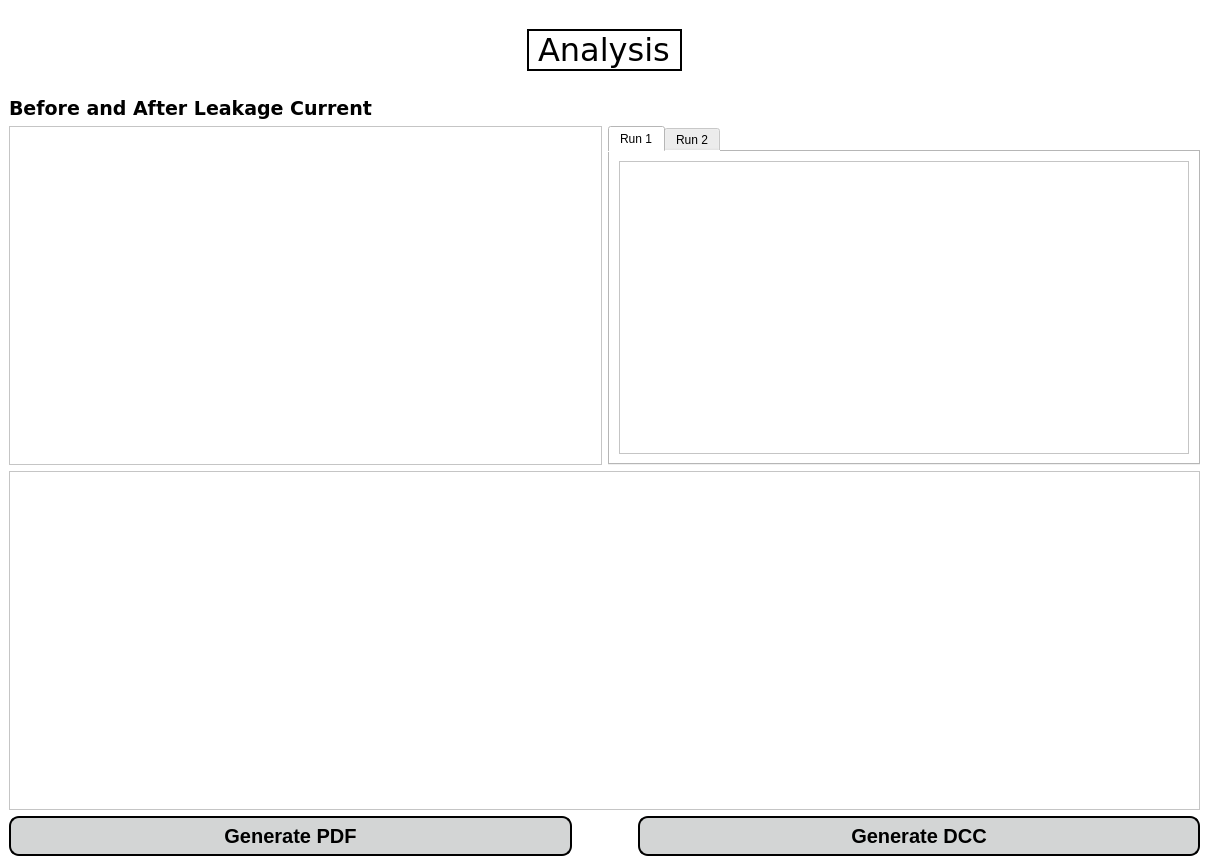
The window that app/gui/analyse_page.ui (JasonLaux/DC-Boxjelly) describes before a commit, drawn with Qt 5.
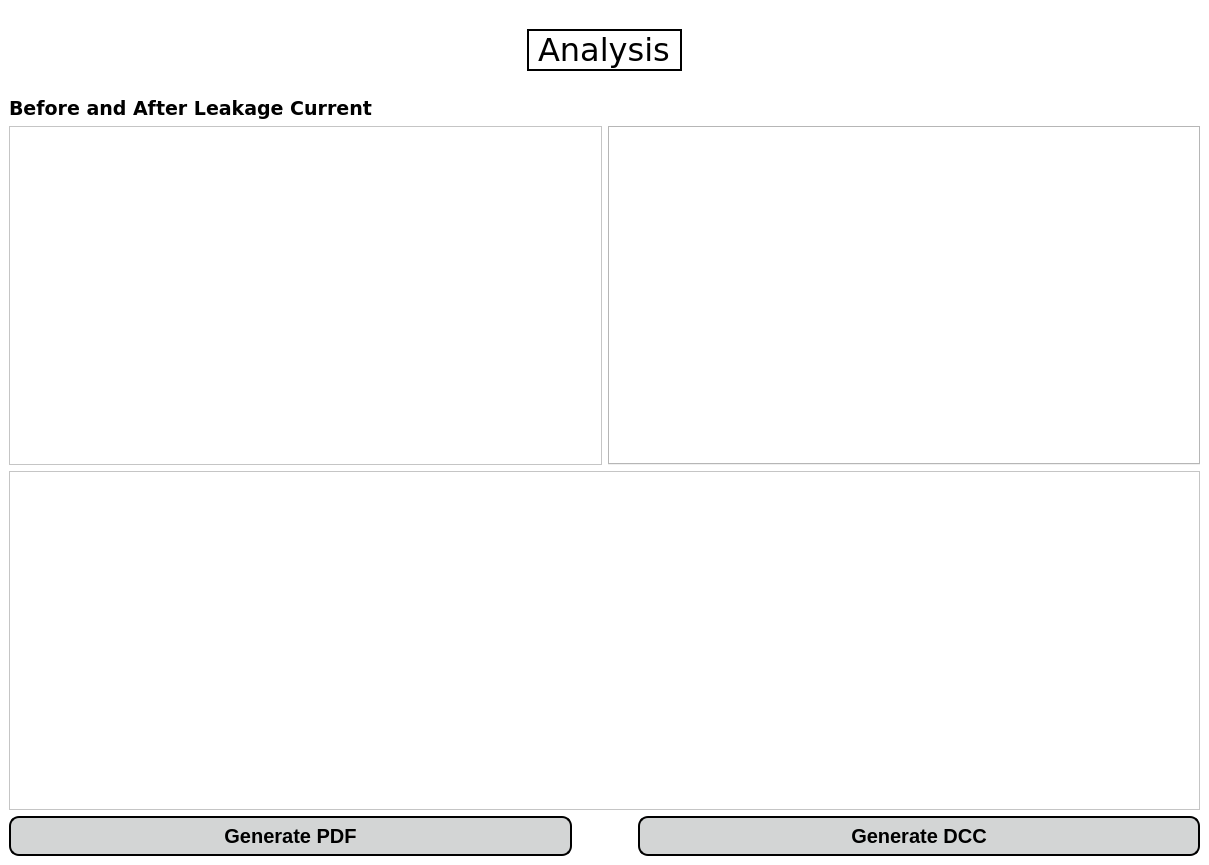
The same window after the commit.

Commit message:
Add dynamic show of tabs in Analyze page
Also add fake data of leakage current table

Patch:
```diff
--- a/app/gui/analyse_page.ui
+++ b/app/gui/analyse_page.ui
@@ -100,33 +100,6 @@
           <property name="currentIndex">
            <number>0</number>
           </property>
-          <widget class="QWidget" name="run_3">
-           <attribute name="title">
-            <string>Run 1</string>
-           </attribute>
-           <layout class="QGridLayout" name="gridLayout_4">
-            <item row="0" column="0">
-             <widget class="QTableView" name="run1Table">
-              <property name="font">
-               <font>
-                <family>Verdana</family>
-                <pointsize>14</pointsize>
-               </font>
-              </property>
-             </widget>
-            </item>
-           </layout>
-          </widget>
-          <widget class="QWidget" name="run_4">
-           <attribute name="title">
-            <string>Run 2</string>
-           </attribute>
-           <layout class="QGridLayout" name="gridLayout_5">
-            <item row="0" column="0">
-             <widget class="QTableView" name="run2Table"/>
-            </item>
-           </layout>
-          </widget>
          </widget>
         </item>
        </layout>
```
Left out of the diff: 2 changed lines with no effect on the pictures. The commit also changes 2 other files.
